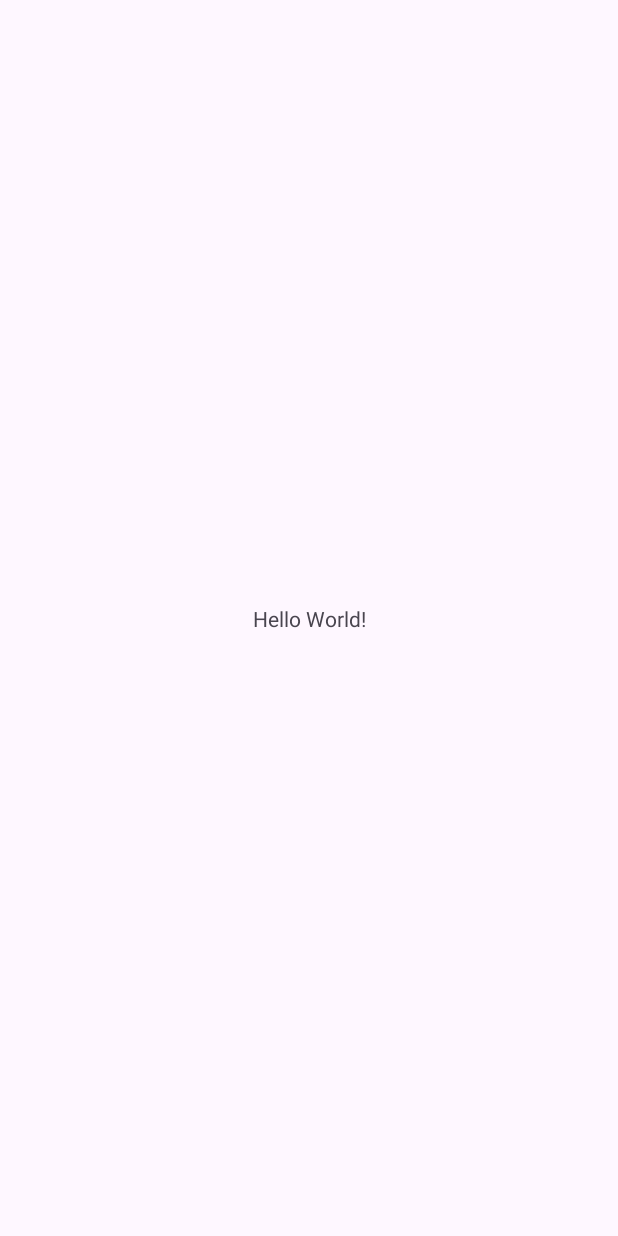
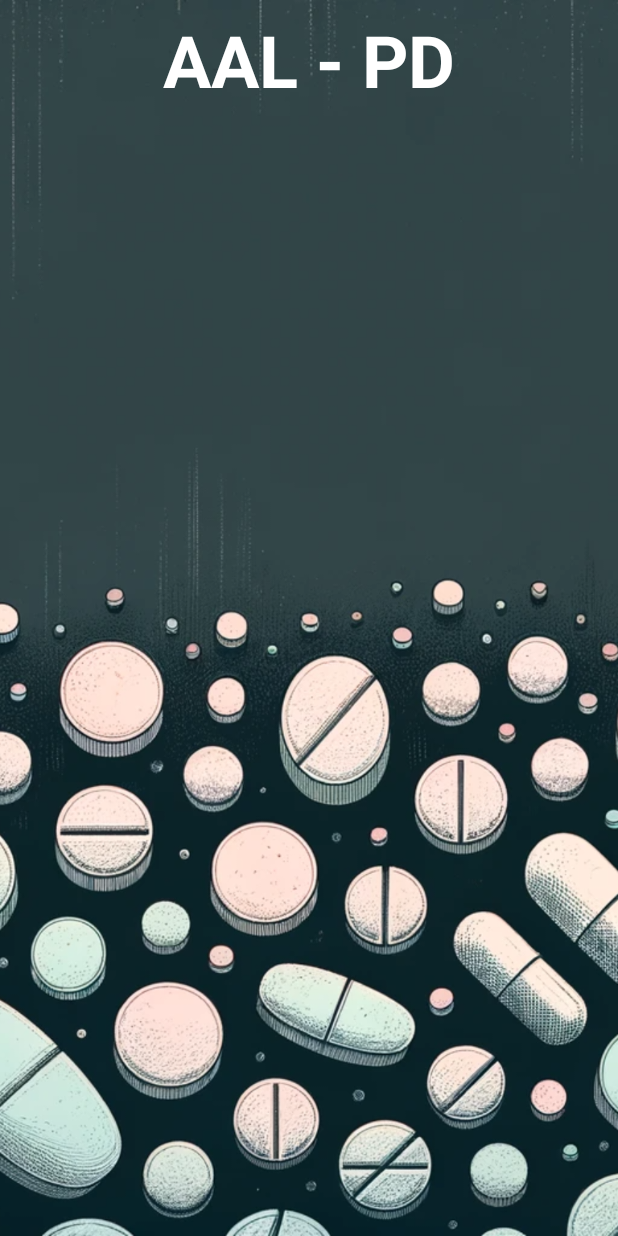
Before and after one commit to code2impress/AALAppDevPillDespenser, an Android app: the screen it shows after launch (MainActivity), on a phone screen of 412 x 824 dp. Before the commit the screen is almost empty. Run offline under Robolectric (Android 15) with nearby library versions, the phone set to English and light mode, and no system bars.

Commit message:
Basic Layout for AAL PD APP
Included background 1,2,3 in order to switch for best suitable design

```diff
--- a/app/src/main/res/layout/activity_main.xml
+++ b/app/src/main/res/layout/activity_main.xml
@@ -1,18 +1,52 @@
 <?xml version="1.0" encoding="utf-8"?>
-<androidx.constraintlayout.widget.ConstraintLayout xmlns:android="http://schemas.android.com/apk/res/android"
+<androidx.constraintlayout.widget.ConstraintLayout
+    xmlns:android="http://schemas.android.com/apk/res/android"
     xmlns:app="http://schemas.android.com/apk/res-auto"
     xmlns:tools="http://schemas.android.com/tools"
     android:layout_width="match_parent"
     android:layout_height="match_parent"
     tools:context=".MainActivity">
 
-    <TextView
-        android:layout_width="wrap_content"
-        android:layout_height="wrap_content"
-        android:text="Hello World!"
+    <ImageView
+        android:id="@+id/backgroundImageView"
+        android:layout_width="match_parent"
+        android:layout_height="match_parent"
+        android:src="@drawable/background3"
+        android:scaleType="centerCrop"
+        app:layout_constraintStart_toStartOf="parent"
+        app:layout_constraintEnd_toEndOf="parent"
+        app:layout_constraintTop_toTopOf="parent"
+        app:layout_constraintBottom_toBottomOf="parent" />
+
+    <LinearLayout
+        android:id="@+id/linearLayout"
+        android:layout_width="match_parent"
+        android:layout_height="match_parent"
+        android:orientation="vertical"
         app:layout_constraintBottom_toBottomOf="parent"
         app:layout_constraintEnd_toEndOf="parent"
         app:layout_constraintStart_toStartOf="parent"
-        app:layout_constraintTop_toTopOf="parent" />
+        app:layout_constraintTop_toTopOf="parent">
 
+        <androidx.constraintlayout.widget.ConstraintLayout
+            android:id="@+id/constraintLayout"
+            android:layout_width="match_parent"
+            android:layout_height="80dp" >
+
+            <TextView
+                android:id="@+id/headertext"
+                android:layout_width="0dp"
+                android:layout_height="0dp"
+                android:gravity="center"
+                android:text="AAL - PD"
+                android:textSize="48sp"
+                android:textStyle="bold"
+                android:textColor="#FFFFFF"
+                app:layout_constraintBottom_toBottomOf="parent"
+                app:layout_constraintEnd_toEndOf="parent"
+                app:layout_constraintStart_toStartOf="parent"
+                app:layout_constraintTop_toTopOf="parent" />
+
+        </androidx.constraintlayout.widget.ConstraintLayout>
+    </LinearLayout>
 </androidx.constraintlayout.widget.ConstraintLayout>
```
Also changed, not shown: app/src/main/res/drawable/background3.png (added), 2 other files.
